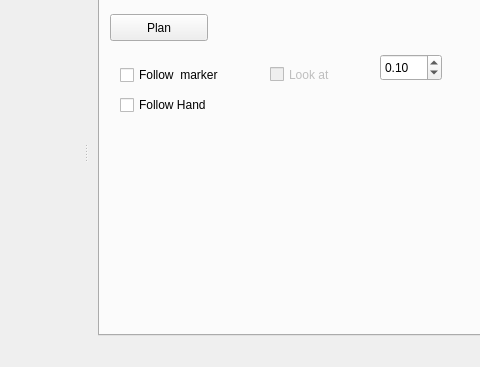
Above: hiveground/hg_apps/hg_inspector_arm/src/inspector_arm.ui from cuixiongyi/hiveground-ros-pkg before the change; both pictures show x 117 to 597 and y 89 to 456 of the 700 by 456 pixel window. Below: the same form after it.
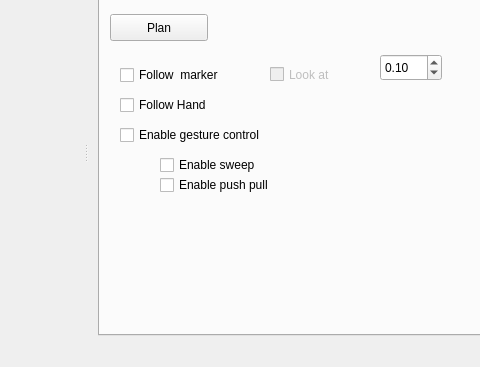
That is the form after the change.

Commit message: test push pull gesture in inspector arm

The edit to the form file:
```diff
--- a/hiveground/hg_apps/hg_inspector_arm/src/inspector_arm.ui
+++ b/hiveground/hg_apps/hg_inspector_arm/src/inspector_arm.ui
@@ -95,6 +95,45 @@
          <double>0.100000000000000</double>
         </property>
        </widget>
+       <widget class="QCheckBox" name="checkBoxEnableGestureControl">
+        <property name="geometry">
+         <rect>
+          <x>20</x>
+          <y>130</y>
+          <width>191</width>
+          <height>22</height>
+         </rect>
+        </property>
+        <property name="text">
+         <string>Enable gesture control</string>
+        </property>
+       </widget>
+       <widget class="QCheckBox" name="checkBoxEnableSweepGesture">
+        <property name="geometry">
+         <rect>
+          <x>60</x>
+          <y>160</y>
+          <width>131</width>
+          <height>22</height>
+         </rect>
+        </property>
+        <property name="text">
+         <string>Enable sweep</string>
+        </property>
+       </widget>
+       <widget class="QCheckBox" name="checkBoxEnablePushPullGesture">
+        <property name="geometry">
+         <rect>
+          <x>60</x>
+          <y>180</y>
+          <width>201</width>
+          <height>22</height>
+         </rect>
+        </property>
+        <property name="text">
+         <string>Enable push pull</string>
+        </property>
+       </widget>
       </widget>
       <widget class="QWidget" name="tab_2">
        <attribute name="title">
```
Left out of the diff: 16 changed lines with no effect on the pictures. The commit also changes 2 other files.
